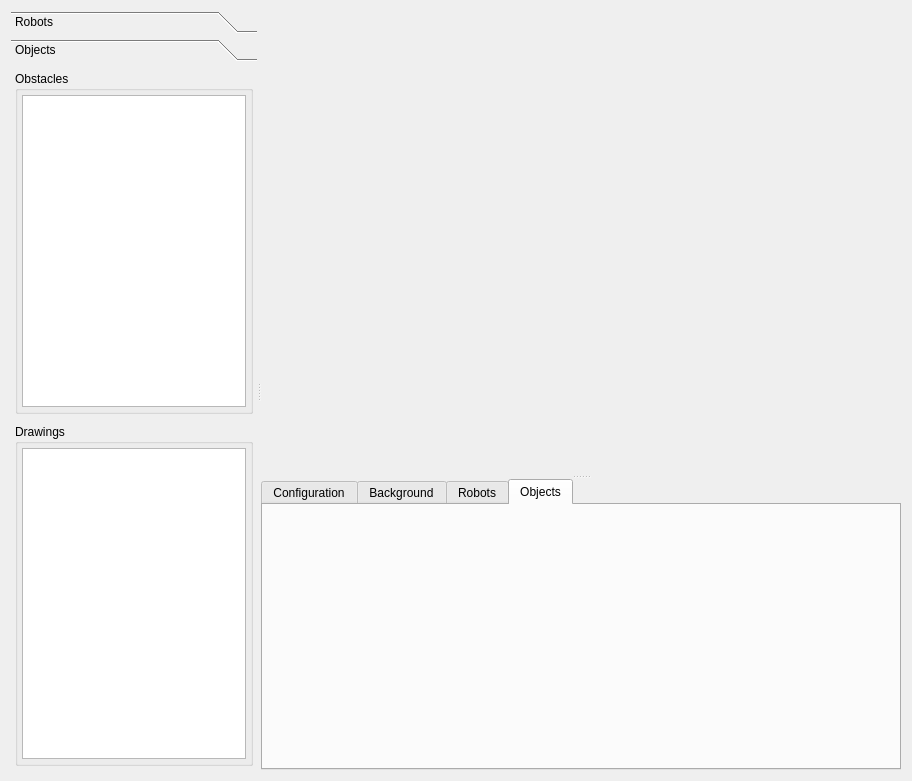
gucwakj/RoboSim, file forms/robosimwidget.ui: the form before one commit.
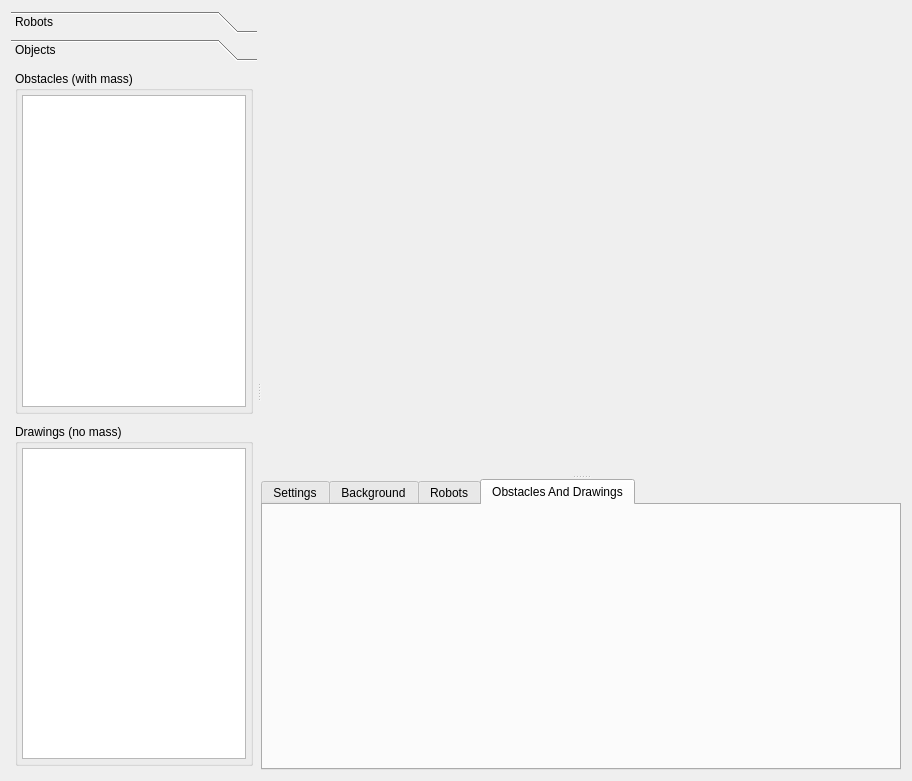
The form after the commit. The open tabs and pages were chosen to show the change. Custom widgets are drawn as their Qt base class.

Commit message: rename a few designer elements

What changed in the file:
```diff
--- a/forms/robosimwidget.ui
+++ b/forms/robosimwidget.ui
@@ -181,7 +181,7 @@
            <item>
             <widget class="QGroupBox" name="group_obstacles">
              <property name="title">
-              <string>Obstacles</string>
+              <string>Obstacles (with mass)</string>
              </property>
              <layout class="QVBoxLayout" name="verticalLayout_10">
               <property name="spacing">
@@ -269,7 +269,7 @@
            <item>
             <widget class="QGroupBox" name="group_drawings">
              <property name="title">
-              <string>Drawings</string>
+              <string>Drawings (no mass)</string>
              </property>
              <layout class="QVBoxLayout" name="verticalLayout_11">
               <property name="spacing">
@@ -408,7 +408,7 @@
        </property>
        <widget class="QWidget" name="tab_config">
         <attribute name="title">
-         <string>Configuration</string>
+         <string>Settings</string>
         </attribute>
         <layout class="QHBoxLayout" name="horizontalLayout_3">
          <property name="spacing">
@@ -766,7 +766,7 @@
        </widget>
        <widget class="QWidget" name="tab_obstacles">
         <attribute name="title">
-         <string>Objects</string>
+         <string>Obstacles And Drawings</string>
         </attribute>
         <layout class="QVBoxLayout" name="verticalLayout_14">
          <property name="spacing">
```
Left out of the diff: 2 changed lines with no effect on the pictures.
